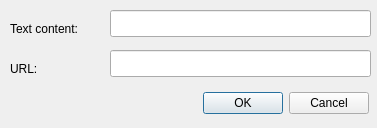
WizTeam/WizQTClient, file src/ui/wizEditorInsertLinkForm.ui: the form before one commit.
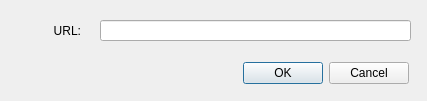
The form after the commit.

Patch:
```diff
--- a/src/ui/wizEditorInsertLinkForm.ui
+++ b/src/ui/wizEditorInsertLinkForm.ui
@@ -6,8 +6,8 @@
    <rect>
     <x>0</x>
     <y>0</y>
-    <width>377</width>
-    <height>128</height>
+    <width>427</width>
+    <height>101</height>
    </rect>
   </property>
   <property name="windowTitle">
@@ -16,8 +16,8 @@
   <widget class="QDialogButtonBox" name="buttonBox">
    <property name="geometry">
     <rect>
-     <x>10</x>
-     <y>90</y>
+     <x>50</x>
+     <y>60</y>
      <width>359</width>
      <height>27</height>
     </rect>
@@ -29,49 +29,29 @@
     <set>QDialogButtonBox::Cancel|QDialogButtonBox::Ok</set>
    </property>
   </widget>
-  <widget class="QLabel" name="labelContent">
-   <property name="geometry">
-    <rect>
-     <x>10</x>
-     <y>20</y>
-     <width>91</width>
-     <height>17</height>
-    </rect>
-   </property>
-   <property name="text">
-    <string>Text content:</string>
-   </property>
-  </widget>
   <widget class="QLabel" name="labelUrl">
    <property name="geometry">
     <rect>
      <x>10</x>
-     <y>60</y>
-     <width>91</width>
-     <height>17</height>
+     <y>20</y>
+     <width>71</width>
+     <height>21</height>
     </rect>
    </property>
    <property name="text">
     <string>URL:</string>
    </property>
-  </widget>
-  <widget class="QLineEdit" name="editContent">
-   <property name="geometry">
-    <rect>
-     <x>110</x>
-     <y>10</y>
-     <width>261</width>
-     <height>27</height>
-    </rect>
+   <property name="alignment">
+    <set>Qt::AlignRight|Qt::AlignTrailing|Qt::AlignVCenter</set>
    </property>
   </widget>
   <widget class="QLineEdit" name="editUrl">
    <property name="geometry">
     <rect>
-     <x>110</x>
-     <y>50</y>
-     <width>261</width>
-     <height>27</height>
+     <x>100</x>
+     <y>20</y>
+     <width>311</width>
+     <height>21</height>
     </rect>
    </property>
   </widget>
```
Left out of the diff: 1 changed line with no effect on the pictures.
